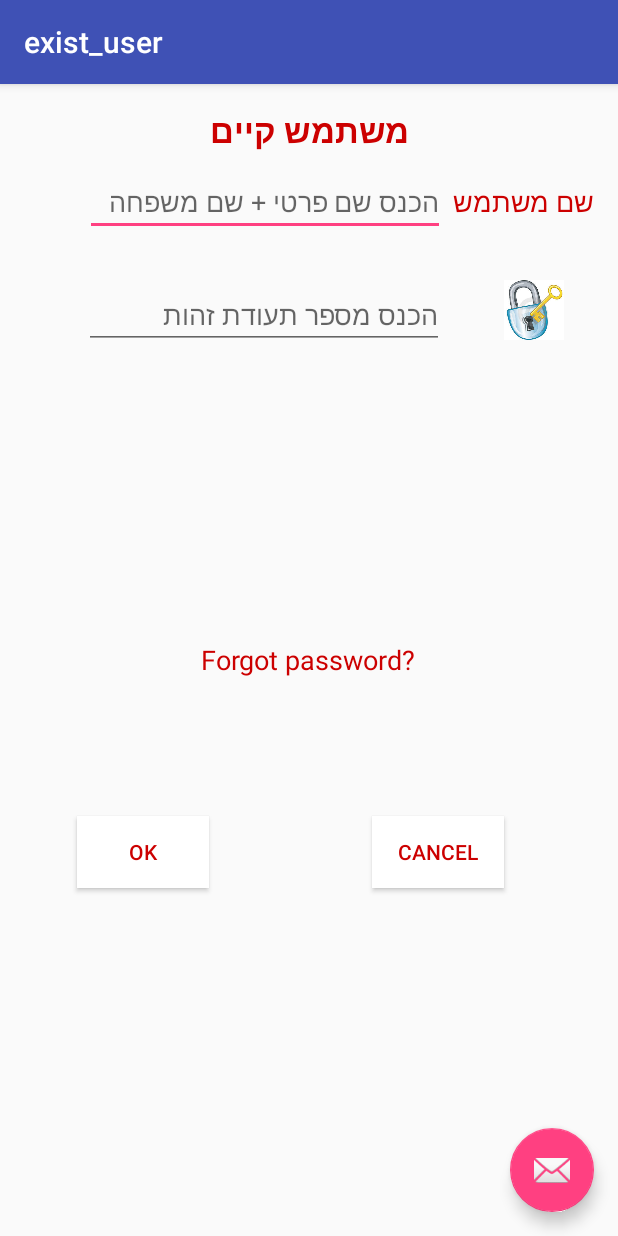
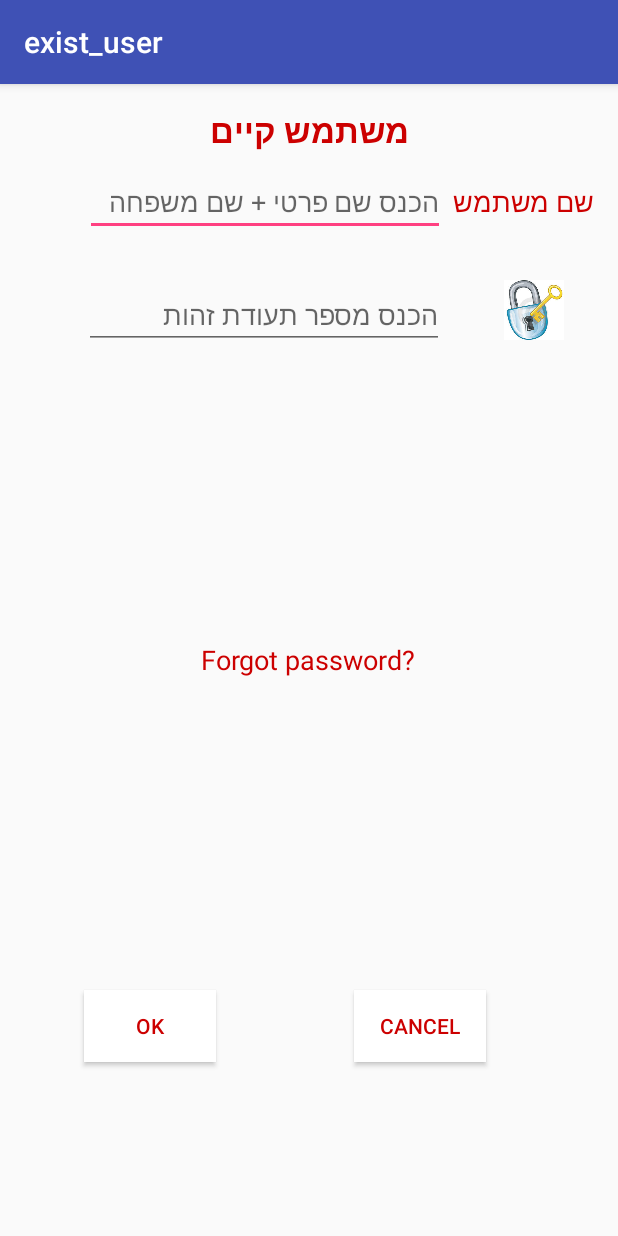
Before and after one commit to dadise/Student2Student, an Android app: the exist_user screen opened directly, with no data from a screen before it, on a phone screen of 412 x 824 dp. Run offline under Robolectric (Android 15) with nearby library versions, the phone set to English and light mode, and no system bars.

Commit message:
exist user + new user + main + which to teach

```diff
--- a/app/src/main/java/com/example/student2student/DALServer.java
+++ b/app/src/main/java/com/example/student2student/DALServer.java
@@ -36,13 +36,13 @@ public class DALServer extends AsyncTask<String,String,String>{
 
     @Override
     protected String doInBackground(String... params) {
-        Log.i("here","debugger");
-//        String occ= "תוכנה";
+
         String response = "";
 
         try
         {
             boolean running = true;
+            Log.i("here","aaaa");
             Class.forName("com.mysql.jdbc.Driver");
             Connection con = DriverManager.getConnection(DB_URL,USER,PASS);
 
--- a/app/src/main/java/com/example/student2student/MainActivity.java
+++ b/app/src/main/java/com/example/student2student/MainActivity.java
@@ -34,7 +34,7 @@ public class MainActivity extends AppCompatActivity {
 
     @Override
     public boolean onCreateOptionsMenu(Menu menu) {
-        // Inflate the menu; this adds items to the action bar if it is present.
+        // Inflate the menu; this adds teachitems to the action bar if it is present.
         getMenuInflater().inflate(R.menu.menu_main, menu);
         return true;
     }
--- a/app/src/main/java/com/example/student2student/exist_user.java
+++ b/app/src/main/java/com/example/student2student/exist_user.java
@@ -25,10 +25,11 @@ public class exist_user extends AppCompatActivity {
         password = (EditText)findViewById(R.id.passwordEditText);
     }
 
-//    public void toResult(View view)
-//    {
-//
-//    }
+    public void toResult(View view)
+    {
+        Intent intent = new Intent(this,result.class);
+        startActivity(intent);
+    }
 
     public void toMain(View view)
     {
--- a/app/src/main/res/layout/activity_exist_user.xml
+++ b/app/src/main/res/layout/activity_exist_user.xml
@@ -23,12 +23,5 @@
 
     <include layout="@layout/content_exist_user" />
 
-    <android.support.design.widget.FloatingActionButton
-        android:id="@+id/fab"
-        android:layout_width="wrap_content"
-        android:layout_height="wrap_content"
-        android:layout_gravity="bottom|end"
-        android:layout_margin="@dimen/fab_margin"
-        android:src="@android:drawable/ic_dialog_email" />
 
 </android.support.design.widget.CoordinatorLayout>
--- a/app/src/main/res/layout/content_exist_user.xml
+++ b/app/src/main/res/layout/content_exist_user.xml
@@ -68,28 +68,28 @@
     <Button
         android:layout_width="wrap_content"
         android:layout_height="wrap_content"
+        android:id="@+id/ok_button"
         android:text="ok"
-        android:id="@+id/ok_button"
         android:textColor="@color/red"
         android:background="@color/white"
-        android:onClick="toResult"
-        android:clickable="true"
-        android:layout_marginTop="92dp"
-        android:layout_below="@+id/forgotPasword"
-        android:layout_toLeftOf="@+id/headlineText"
-        android:layout_toStartOf="@+id/headlineText" />
+        android:layout_alignParentLeft="true"
+        android:layout_alignParentBottom="true"
+        android:layout_marginBottom="100dp"
+        android:layout_marginLeft="40dp"
+        android:onClick="toResult"/>
 
     <Button
         android:layout_width="wrap_content"
         android:layout_height="wrap_content"
+        android:id="@+id/cancel_button"
         android:text="cancel"
-        android:id="@+id/cancel_button"
         android:textColor="@color/red"
         android:background="@color/white"
-        android:onClick="toMain"
-        android:layout_alignTop="@+id/ok_button"
-        android:layout_toLeftOf="@+id/imagePassword"
-        android:layout_toStartOf="@+id/imagePassword" />
+        android:layout_marginBottom="100dp"
+        android:layout_marginLeft="220dp"
+        android:layout_alignParentLeft="true"
+        android:layout_alignParentBottom="true"
+        android:onClick="toMain"/>
 
     <TextView
         android:layout_width="wrap_content"
--- a/app/src/main/res/values/strings.xml
+++ b/app/src/main/res/values/strings.xml
@@ -31,5 +31,7 @@
     </string-array>
     <string name="title_activity_which_to_teach">which_to_teach</string>
     <string name="forgot_password">Forgot password?</string>
+    <string name="title_activity_which_to_learn">which_to_learn</string>
+    <string name="title_activity_result">result</string>
 
 </resources>
```
Also changed, not shown: app/src/main/AndroidManifest.xml (+8 -0 lines), app/src/main/java/com/example/student2student/new_user.java (+60 -35 lines), app/src/main/java/com/example/student2student/which_to_teach.java (+69 -8 lines), app/src/main/res/layout/activity_main.xml (+0 -7 lines), app/src/main/res/layout/activity_new_user.xml (+1 -7 lines), app/src/main/res/layout/activity_which_to_teach.xml (+1 -7 lines), app/src/main/res/layout/content_which_to_teach.xml (+47 -1 lines).
